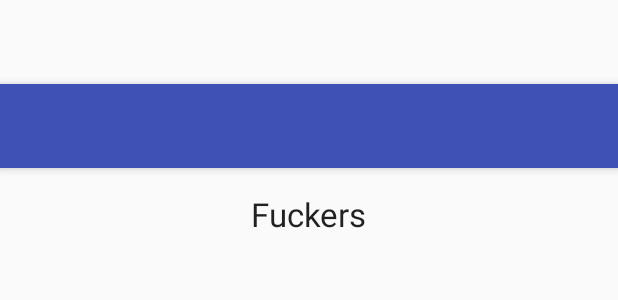
After one commit to akshittyagi/AssignmentZero, an Android app: the layout activity_about.xml on its own in the app's theme, with its tools: preview values and no code run, on a phone screen of 412 x 824 dp. The commit adds this screen. Shown: the top 300 px of the screen. Run offline under Robolectric (Android 15) with nearby library versions, the light colour scheme and no system bars.

Commit message:
About Us

```diff
--- /dev/null
+++ b/app/src/main/res/layout/activity_about.xml
@@ -0,0 +1,27 @@
+<?xml version="1.0" encoding="utf-8"?>
+<android.support.design.widget.CoordinatorLayout xmlns:android="http://schemas.android.com/apk/res/android"
+    xmlns:app="http://schemas.android.com/apk/res-auto"
+    xmlns:tools="http://schemas.android.com/tools"
+    android:layout_width="match_parent"
+    android:layout_height="match_parent"
+    android:fitsSystemWindows="true"
+    tools:context="com.example.akty7.assignment03.AboutActivity">
+
+    <android.support.design.widget.AppBarLayout
+        android:layout_width="match_parent"
+        android:layout_height="wrap_content"
+        android:theme="@style/AppTheme.AppBarOverlay">
+
+        <android.support.v7.widget.Toolbar
+            android:id="@+id/toolbar"
+            android:layout_width="match_parent"
+            android:layout_height="?attr/actionBarSize"
+            android:background="?attr/colorPrimary"
+            app:popupTheme="@style/AppTheme.PopupOverlay" />
+
+    </android.support.design.widget.AppBarLayout>
+
+    <include layout="@layout/content_about" />
+
+
+</android.support.design.widget.CoordinatorLayout>
--- /dev/null
+++ b/app/src/main/res/layout/content_about.xml
@@ -0,0 +1,24 @@
+<?xml version="1.0" encoding="utf-8"?>
+<RelativeLayout xmlns:android="http://schemas.android.com/apk/res/android"
+    xmlns:app="http://schemas.android.com/apk/res-auto"
+    xmlns:tools="http://schemas.android.com/tools"
+    android:layout_width="match_parent"
+    android:layout_height="match_parent"
+    android:paddingBottom="@dimen/activity_vertical_margin"
+    android:paddingLeft="@dimen/activity_horizontal_margin"
+    android:paddingRight="@dimen/activity_horizontal_margin"
+    android:paddingTop="@dimen/activity_vertical_margin"
+    app:layout_behavior="@string/appbar_scrolling_view_behavior"
+    tools:context="com.example.akty7.assignment03.AboutActivity"
+    tools:showIn="@layout/activity_about">
+
+
+    <TextView
+        android:layout_width="wrap_content"
+        android:layout_height="wrap_content"
+        android:textAppearance="?android:attr/textAppearanceLarge"
+        android:text="Fuckers"
+        android:id="@+id/textView4"
+        android:layout_alignParentTop="true"
+        android:layout_centerHorizontal="true" />
+</RelativeLayout>
--- a/app/src/main/res/menu/menu_main.xml
+++ b/app/src/main/res/menu/menu_main.xml
@@ -8,5 +8,9 @@
         android:id="@+id/Instructions"
         android:orderInCategory="200"
         android:title="Instructions"/>
+    <item
+        android:id="@+id/About"
+        android:orderInCategory="200"
+        android:title="About Us"/>
 
 </menu>
--- a/app/src/main/res/values/strings.xml
+++ b/app/src/main/res/values/strings.xml
@@ -3,4 +3,5 @@
     <string name="action_settings">Settings</string>
     <string name="title_activity_response">ResponseActivity</string>
     <string name="title_activity_instruction">InstructionActivity</string>
+    <string name="title_activity_about">About Us</string>
 </resources>
```
Also changed, not shown: app/src/main/AndroidManifest.xml (+10 -1 lines), app/src/main/java/com/example/akty7/assignment03/AboutActivity.java (added, +24 -0 lines), app/src/main/java/com/example/akty7/assignment03/MainActivity.java (+7 -1 lines), 4 other files.
